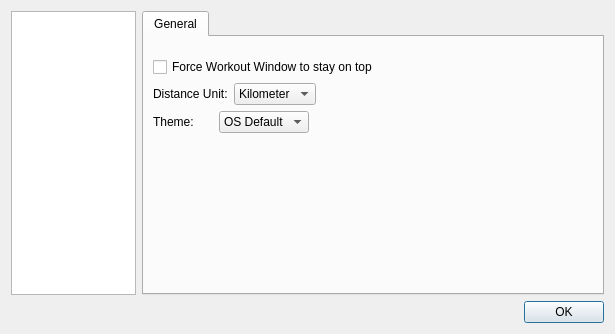
This is src/ui/dialogmainwindowconfig.ui in MaximumTrainer/MaximumTrainer_Redux as Qt 5 draws it before an edit. The edited form follows.
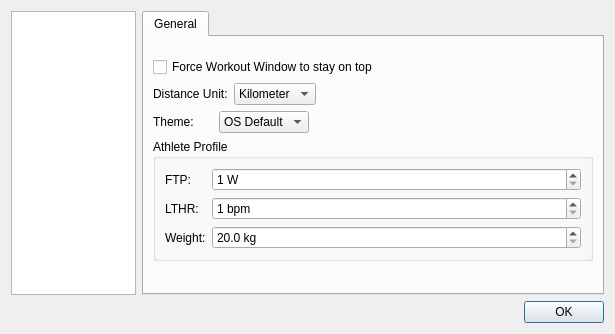
This is the edited form. Custom widgets are drawn as their Qt base class.

Commit message: feat(ui): move athlete profile (FTP/LTHR/weight) into Preferences; drop profile & settings tabs

Diff of the .ui file:
```diff
--- a/src/ui/dialogmainwindowconfig.ui
+++ b/src/ui/dialogmainwindowconfig.ui
@@ -200,6 +200,78 @@
              </item>
             </layout>
            </item>
+           <item>
+            <widget class="QGroupBox" name="groupBox_athleteProfile">
+             <property name="title">
+              <string>Athlete Profile</string>
+             </property>
+             <layout class="QFormLayout" name="formLayout_athleteProfile">
+              <item row="0" column="0">
+               <widget class="QLabel" name="label_ftp">
+                <property name="text">
+                 <string>FTP:</string>
+                </property>
+               </widget>
+              </item>
+              <item row="0" column="1">
+               <widget class="QSpinBox" name="spinBox_ftp">
+                <property name="suffix">
+                 <string> W</string>
+                </property>
+                <property name="minimum">
+                 <number>1</number>
+                </property>
+                <property name="maximum">
+                 <number>2000</number>
+                </property>
+               </widget>
+              </item>
+              <item row="1" column="0">
+               <widget class="QLabel" name="label_lthr">
+                <property name="text">
+                 <string>LTHR:</string>
+                </property>
+               </widget>
+              </item>
+              <item row="1" column="1">
+               <widget class="QSpinBox" name="spinBox_lthr">
+                <property name="suffix">
+                 <string> bpm</string>
+                </property>
+                <property name="minimum">
+                 <number>1</number>
+                </property>
+                <property name="maximum">
+                 <number>250</number>
+                </property>
+               </widget>
+              </item>
+              <item row="2" column="0">
+               <widget class="QLabel" name="label_weight">
+                <property name="text">
+                 <string>Weight:</string>
+                </property>
+               </widget>
+              </item>
+              <item row="2" column="1">
+               <widget class="QDoubleSpinBox" name="doubleSpinBox_weight">
+                <property name="suffix">
+                 <string> kg</string>
+                </property>
+                <property name="decimals">
+                 <number>1</number>
+                </property>
+                <property name="minimum">
+                 <double>20.000000000000000</double>
+                </property>
+                <property name="maximum">
+                 <double>300.000000000000000</double>
+                </property>
+               </widget>
+              </item>
+             </layout>
+            </widget>
+           </item>
            <item>
             <spacer name="verticalSpacer_4">
              <property name="orientation">
```
The commit also changes 6 other files.
